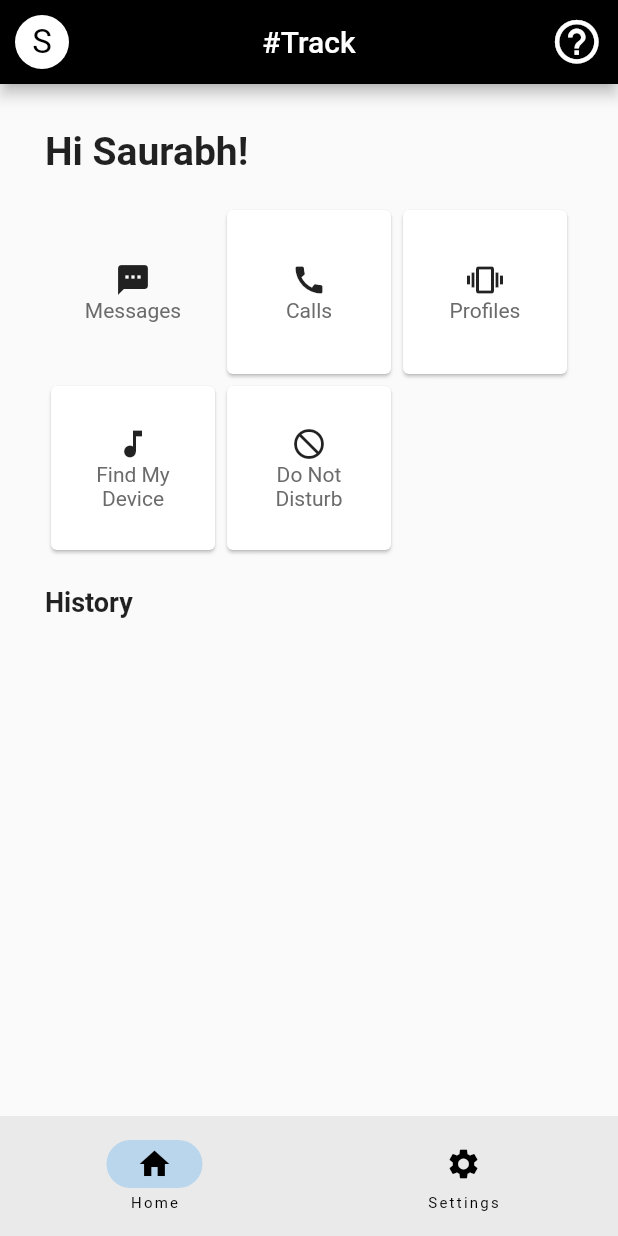
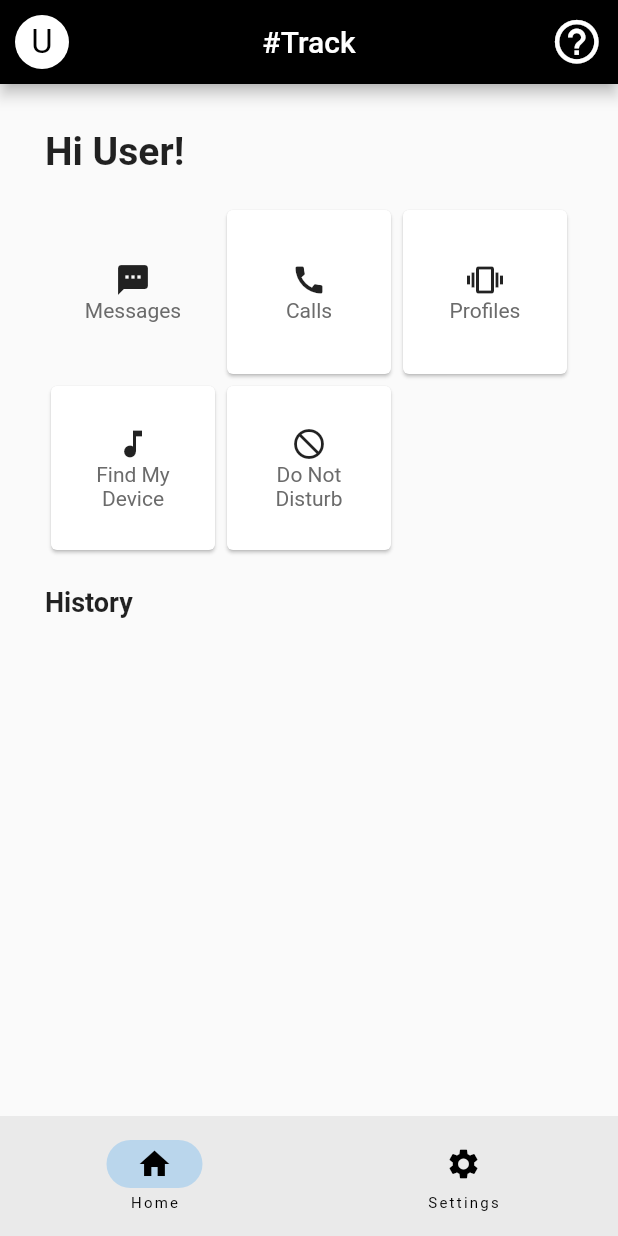
Before and after one commit to r00t-victor/sharptrack, a Flutter app: the screen it shows after launch, on a phone screen of 412 x 824 dp. Run offline on Flutter 3.47's test engine with Material 2 defaults, Android fonts, the light colour scheme and no system bars; our stand-ins replace audioplayers, shared_preferences; missing offline and left inert: flutter_background, flutter_phone_direct_caller, sound_mode, telephony, volume_control; statements that could not run were skipped.

Commit message:
Settings updated 2

```diff
--- a/lib/skeleton.dart
+++ b/lib/skeleton.dart
@@ -4,7 +4,6 @@ import 'package:flutter/material.dart';
 import 'package:shared_preferences/shared_preferences.dart';
 import 'smsprocessor.dart';
 import 'package:telephony/telephony.dart';
-import 'package:flutter_background/flutter_background.dart';
 
 BuildContext? appContext;
 //Static function for backround running
@@ -91,18 +90,18 @@ class Skeleton extends ChangeNotifier {
     if (_name == null) {
       final prefs = SharedPreferences.getInstance();
       prefs.then((value) {
-        _name = value.getString('name');
+        _name = value.getString('#Name');
         notifyListeners();
       });
     }
-    return _name ?? 'Saurabh';
+    return _name ?? 'User';
   }
 
   set setName(String name) {
     _name = name;
     final prefs = SharedPreferences.getInstance();
     prefs.then((value) {
-      value.setString('name', name);
+      value.setString('#Name', name);
       notifyListeners();
     });
   }
```
